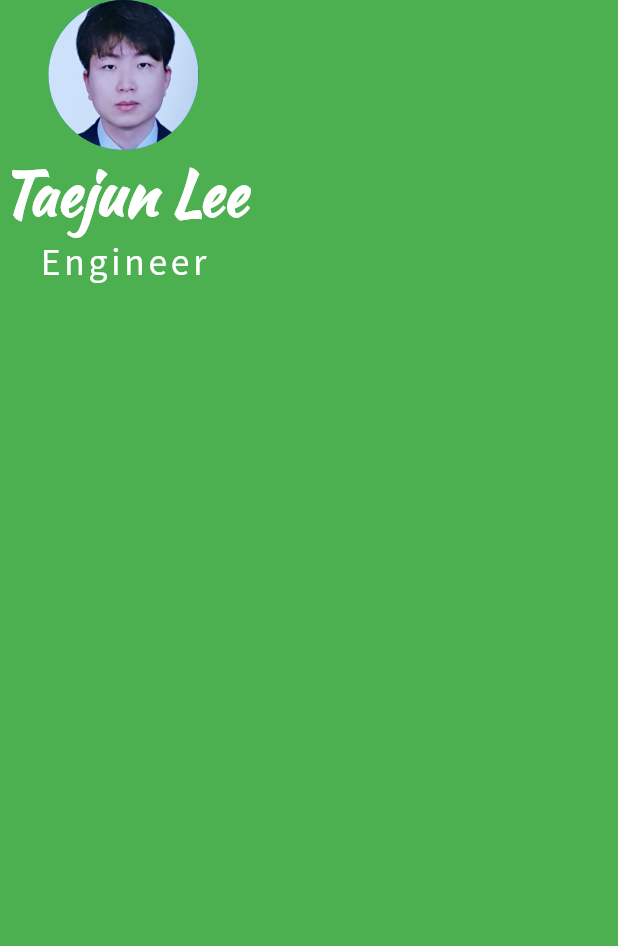
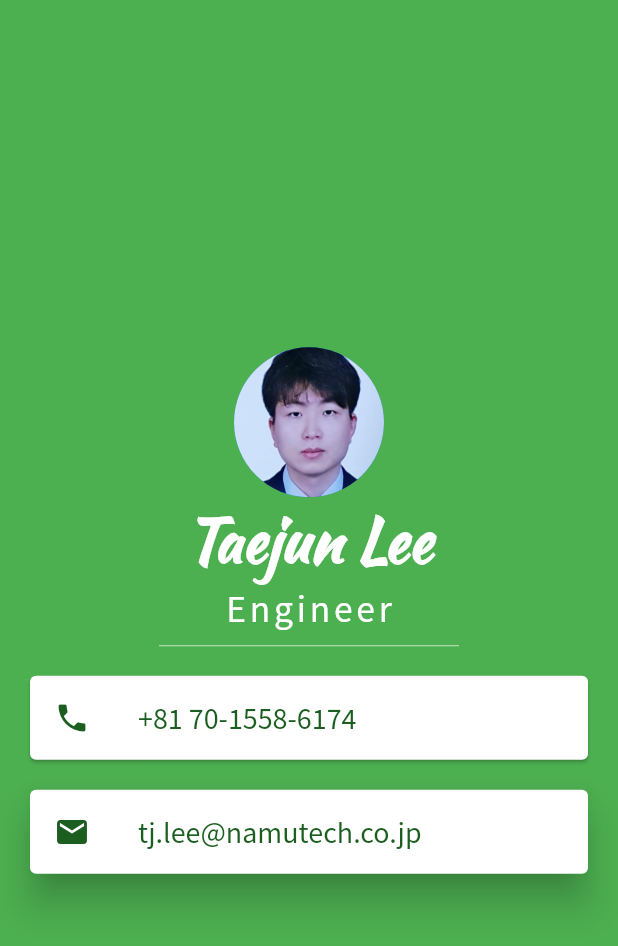
Before and after one commit to jun64/mi_card_flutter, a Flutter app: the screen it shows after launch, on a phone screen of 412 x 824 dp. Shown: the top 946 px of the screen. Run offline on Flutter 3.47's test engine with Material 2 defaults, Android fonts, the phone set to English and light mode, and no system bars.

Commit message:
mi card 2

```diff
--- a/lib/main.dart
+++ b/lib/main.dart
@@ -17,6 +17,7 @@ class MyApp extends StatelessWidget {
         backgroundColor: Colors.green,
         body: SafeArea(
           child: Column(
+            mainAxisAlignment: MainAxisAlignment.center,
             children: <Widget>[
               CircleAvatar(
                 radius: 50.0,
@@ -40,6 +41,55 @@ class MyApp extends StatelessWidget {
                   fontFamily: 'SourceSansPro',
                 ),
               ),
+              SizedBox(
+                height: 20.0,
+                width: 200.0,
+                child: Divider(
+                  color: Colors.green[100],
+                ),
+              ),
+              Card(
+                margin: EdgeInsets.symmetric(
+                  horizontal: 20.0,
+                  vertical: 10.0,
+                ),
+                child: ListTile(
+                  leading: Icon(
+                    Icons.phone,
+                    color: Colors.green.shade900,
+                  ),
+                  title: Text(
+                    '+81 70-1558-6174',
+                    style: TextStyle(
+                      color: Colors.green.shade900,
+                      fontSize: 20.0,
+                      fontFamily: 'SourceSansPro',
+                    ),
+                  ),
+                ),
+              ),
+              Card(
+                elevation: 10.0,
+                shadowColor: Colors.black,
+                margin: EdgeInsets.symmetric(horizontal: 20.0, vertical: 10.0),
+                child: ListTile(
+                  leading: Icon(
+                    Icons.email,
+                    color: Colors.green.shade900,
+                  ),
+                  title: Text(
+                    'tj.lee@namutech.co.jp',
+                    style: TextStyle(
+                      color: Colors.green.shade900,
+                      fontSize: 20.0,
+                      fontFamily: 'SourceSansPro',
+                    ),
+                  ),
+                  onTap: () {
+                    print('email card Tapped');
+                  },
+                ),
+              )
             ],
           ),
         ),
@@ -50,3 +100,5 @@ class MyApp extends StatelessWidget {
 
 // flutter layout cheat sheet
 // fonts.google.com
+
+// https://www.materialpalette.com/icons
```
